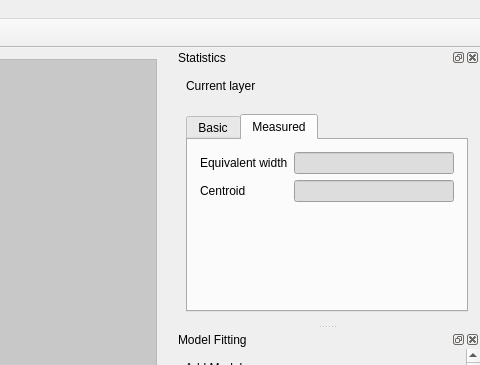
This is specviz/ui/qt/uic/source/mainwindow.ui in astropy/specutils as Qt 5 draws it before an edit; both pictures show x 800 to 1280 and y 0 to 365 of the 1280 by 720 pixel window. The edited form follows.
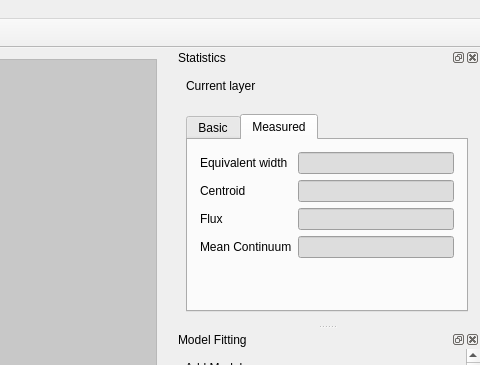
This is the edited form. The open tabs and pages were chosen to show the change. Icons and pictures are not drawn.

Diff of the .ui file:
```diff
--- a/specviz/ui/qt/uic/source/mainwindow.ui
+++ b/specviz/ui/qt/uic/source/mainwindow.ui
@@ -454,6 +454,34 @@
              </property>
             </widget>
            </item>
+           <item row="2" column="0">
+            <widget class="QLabel" name="fluxLabel">
+             <property name="text">
+              <string>Flux</string>
+             </property>
+            </widget>
+           </item>
+           <item row="2" column="1">
+            <widget class="QLineEdit" name="fluxLineEdit">
+             <property name="styleSheet">
+              <string notr="true">QLineEdit{background: #DDDDDD;}</string>
+             </property>
+            </widget>
+           </item>
+           <item row="3" column="0">
+            <widget class="QLabel" name="meanContinuumLabel">
+             <property name="text">
+              <string>Mean Continuum</string>
+             </property>
+            </widget>
+           </item>
+           <item row="3" column="1">
+            <widget class="QLineEdit" name="meanContinuumLineEdit">
+             <property name="styleSheet">
+              <string notr="true">QLineEdit{background: #DDDDDD;}</string>
+             </property>
+            </widget>
+           </item>
           </layout>
          </item>
         </layout>
```
Left out of the diff: 2 changed lines with no effect on the pictures.
